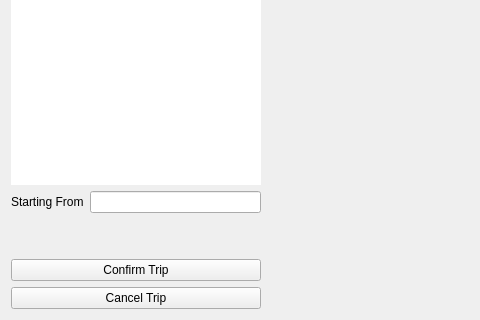
This is restaurantwidget.ui in jwannamaker/CS1D_FastFoodProject as Qt 5 draws it before an edit; both pictures show x 0 to 480 and y 159 to 479 of the 828 by 479 pixel window. The edited form follows.
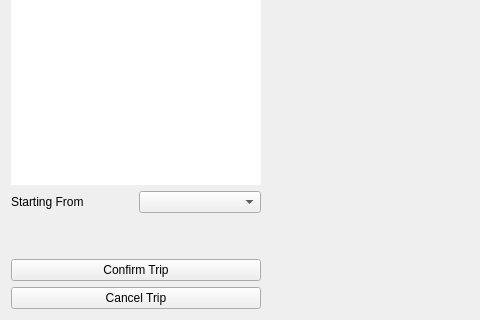
This is the edited form.

Commit message:
Now can view the distance of other restaurants from each location
Restaurant Button takes a combobox input to make restaurant buttons now

```diff
--- a/restaurantwidget.ui
+++ b/restaurantwidget.ui
@@ -71,11 +71,7 @@
         </widget>
        </item>
        <item>
-        <widget class="QLineEdit" name="initialLocationLineEdit">
-         <property name="readOnly">
-          <bool>true</bool>
-         </property>
-        </widget>
+        <widget class="QComboBox" name="comboBox_restaurants"/>
        </item>
       </layout>
      </item>
```
The commit also changes 10 other files.
